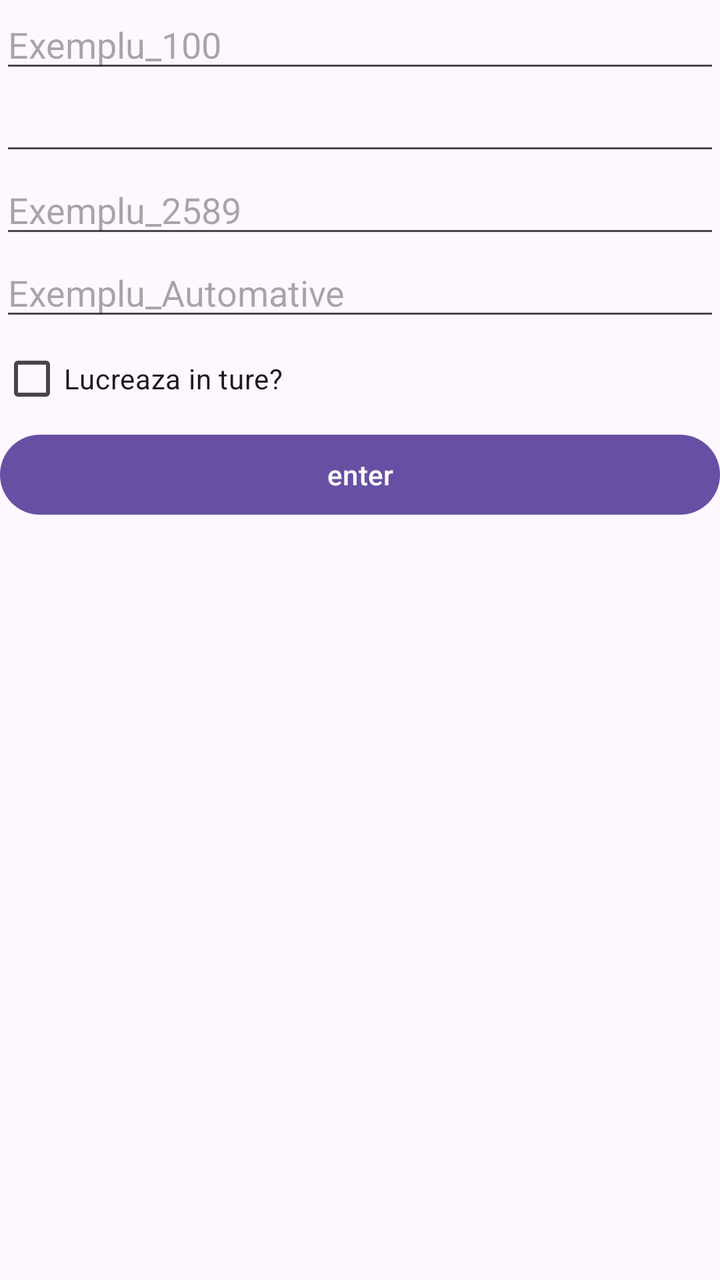
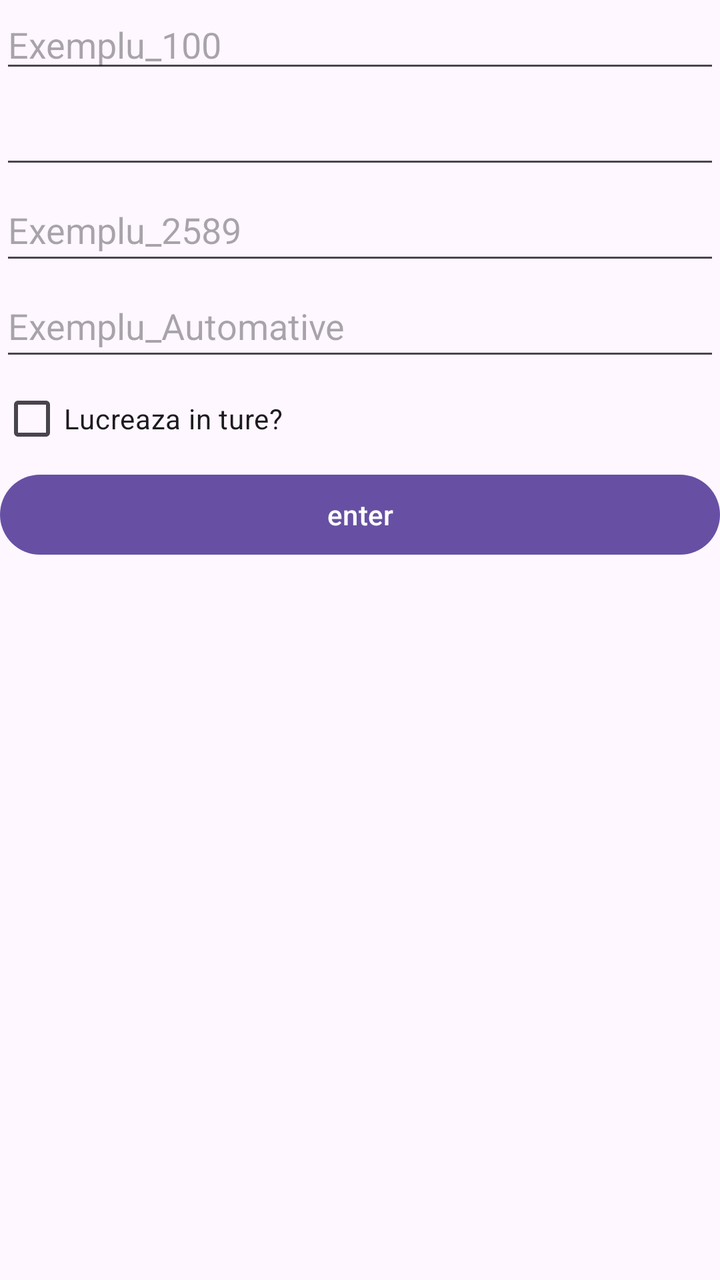

Screens rendered from an Android XML layout before and after an edit, with the pre-edit source and the edit as a unified diff.
<!-- AndroidManifest.xml: application theme Theme.Seminar02 -->
<!-- res/layout/activity_fabrica.xml -->
<?xml version="1.0" encoding="utf-8"?>
<LinearLayout xmlns:android="http://schemas.android.com/apk/res/android"
    xmlns:app="http://schemas.android.com/apk/res-auto"
    xmlns:tools="http://schemas.android.com/tools"
    android:id="@+id/main"
    android:orientation="vertical"
    android:layout_width="match_parent"
    android:layout_height="match_parent"
    tools:context=".FabricaActivity">

    <EditText
        android:id="@+id/nrAngajati_et"
        android:layout_width="match_parent"
        android:layout_height="wrap_content"
        android:hint="@string/exemplu_100"/>

    <EditText
        android:id="@+id/numeFabrica_et"
        android:layout_width="match_parent"
        android:layout_height="wrap_content"/>

    <EditText
        android:id="@+id/codFabrica_et"
        android:layout_width="match_parent"
        android:layout_height="wrap_content"
        android:hint="@string/exemplu_2589"/>

    <EditText
        android:id="@+id/domeniuActivitate_et"
        android:layout_width="match_parent"
        android:layout_height="wrap_content"
        android:hint="@string/exemplu_automative"/>

    <CheckBox
        android:id="@+id/Ture_cb"
        android:layout_width="match_parent"
        android:layout_height="wrap_content"
        android:text="Lucreaza in ture?"/>

    <Button
        android:layout_width="match_parent"
        android:layout_height="wrap_content"
        android:onClick="preiaDate"
        android:text="@string/enter"/>

</LinearLayout>
<!-- resources referenced by this layout -->
<resources>
  <string name="enter">enter</string>
  <string name="exemplu_100">Exemplu_100</string>
  <string name="exemplu_2589">Exemplu_2589</string>
  <string name="exemplu_automative">Exemplu_Automative</string>
  <style name="Theme.Seminar02" parent="Base.Theme.Seminar02" />
  <style name="Base.Theme.Seminar02" parent="Theme.Material3.DayNight.NoActionBar">
          
          
      </style>
</resources>

<!-- the commit's change to res/layout/activity_fabrica.xml (unified diff, before → after) -->
@@ -17,18 +17,21 @@
     <EditText
         android:id="@+id/numeFabrica_et"
         android:layout_width="match_parent"
-        android:layout_height="wrap_content"/>
+        android:layout_height="wrap_content"
+        android:minHeight="48dp"/>
 
     <EditText
         android:id="@+id/codFabrica_et"
         android:layout_width="match_parent"
         android:layout_height="wrap_content"
+        android:minHeight="48dp"
         android:hint="@string/exemplu_2589"/>
 
     <EditText
         android:id="@+id/domeniuActivitate_et"
         android:layout_width="match_parent"
         android:layout_height="wrap_content"
+        android:minHeight="48dp"
         android:hint="@string/exemplu_automative"/>
 
     <CheckBox
